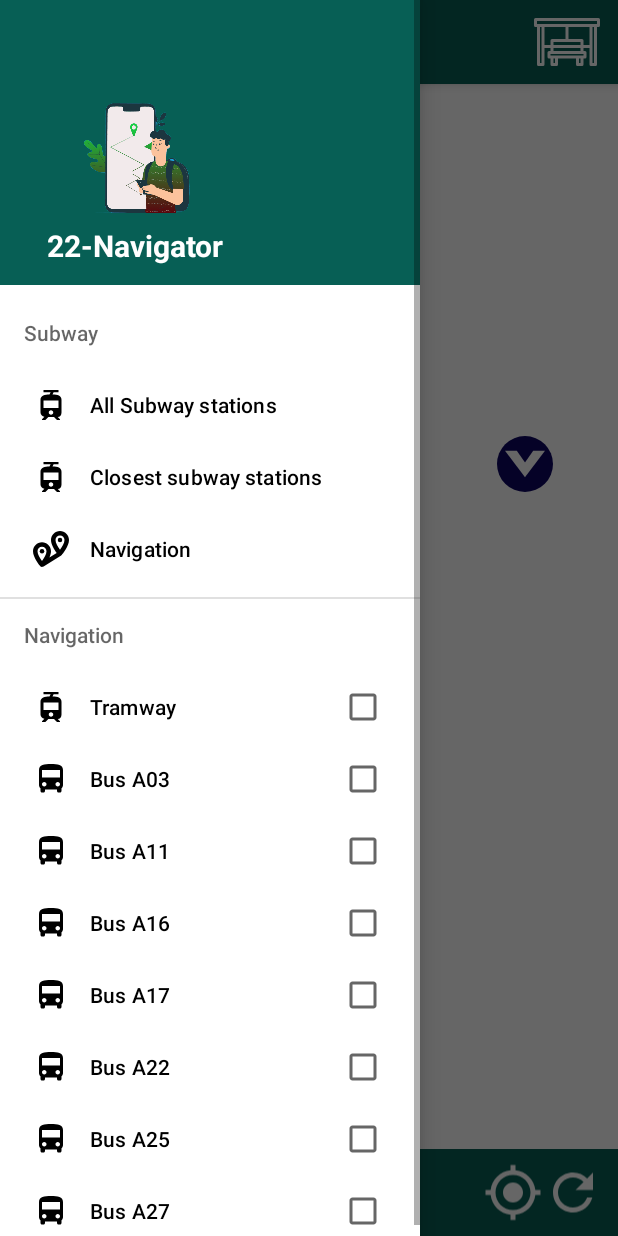
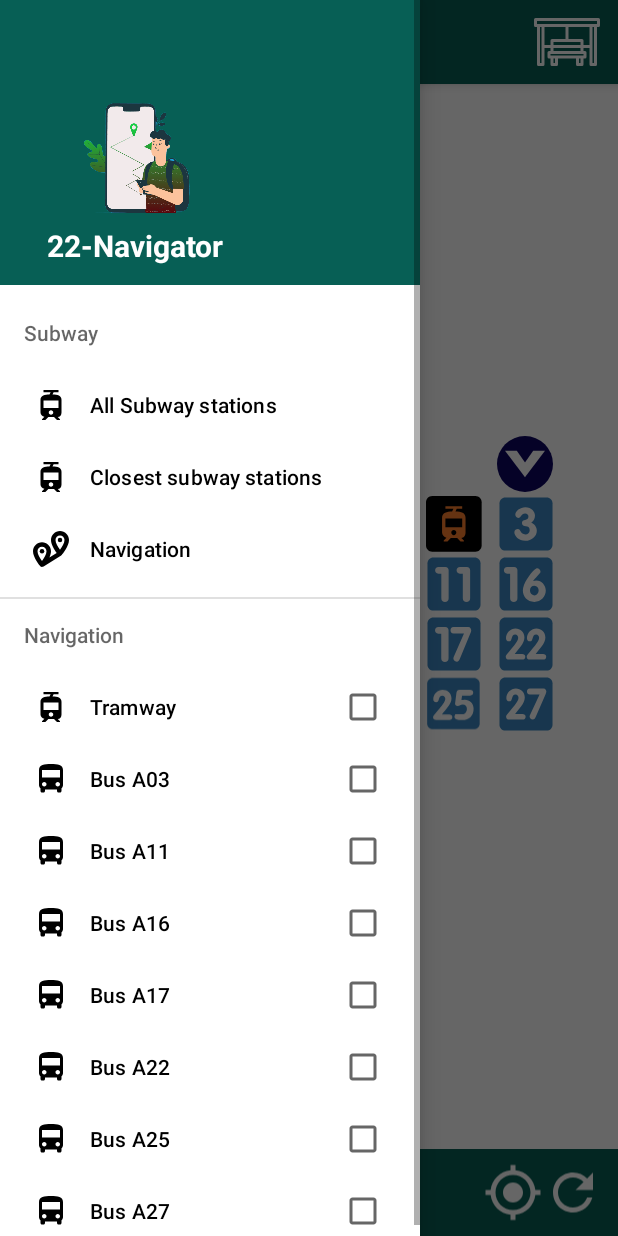
Before and after one commit to a-melouk/Navigator-22, an Android app: the screen it shows after launch (MainActivity), with the side drawer open, on a phone screen of 412 x 824 dp. Run offline under Robolectric (Android 15) with nearby library versions, the phone set to English and light mode, and no system bars; libraries missing offline, so code that uses them is left out: org.osmdroid.bonuspack, org.osmdroid.events, org.osmdroid.tileprovider, org.osmdroid.util, org.osmdroid.views; plain views replace MapView; 28 statements that could not run were skipped.

Commit message:
Updated UI

```diff
--- a/app/src/main/res/drawable/icon_tramway.xml
+++ b/app/src/main/res/drawable/icon_tramway.xml
@@ -1,15 +1,5 @@
-<vector xmlns:android="http://schemas.android.com/apk/res/android"
-    android:width="16dp"
-    android:height="16dp"
-    android:viewportWidth="16"
-    android:viewportHeight="16">
-  <path
-      android:fillColor="?android:attr/colorControlNormal"
-      android:pathData="M5.5,11m-0.5,0a0.5,0.5 0,1 1,1 0a0.5,0.5 0,1 1,-1 0"/>
-  <path
-      android:fillColor="?android:attr/colorControlNormal"
-      android:pathData="M10.5,11m-0.5,0a0.5,0.5 0,1 1,1 0a0.5,0.5 0,1 1,-1 0"/>
-  <path
-      android:fillColor="?android:attr/colorControlNormal"
-      android:pathData="M12,3L9.118,3l0.5,-1L12,2L12,0L4,0v2h3.382l-0.5,1L4,3c-1.103,0 -2,0.897 -2,2v8a1,1 0,0 0,1 1h0.665l-0.421,1.44 1.92,0.56 0.585,-2h4.508l0.602,2 1.92,-0.559L12.347,14L13,14a1,1 0,0 0,1 -1L14,5c0,-1.103 -0.897,-2 -2,-2zM12,8L9,8L9,5h3v3zM4,10h8v2L4,12v-2zM7,5v3L4,8L4,5h3z"/>
+<vector android:height="40dp" android:viewportHeight="143"
+    android:viewportWidth="143" android:width="40dp" xmlns:android="http://schemas.android.com/apk/res/android">
+    <path android:fillColor="#000000" android:pathData="M142.105,126.316C142.105,135.036 135.036,142.105 126.316,142.105H15.79C7.07,142.105 0,135.036 0,126.316V15.79C0,7.07 7.07,0 15.79,0H126.316C135.036,0 142.105,7.07 142.105,15.79V126.316Z"/>
+    <path android:fillColor="#FD7F2C" android:pathData="M101,93.23V55.25C101,42.695 89.814,39.95 75.243,39.545L78.5,32.75H92.429V26H49.571V32.75H69.929L66.671,39.59C53.257,39.995 41,42.785 41,55.25V93.23C41,99.755 46.1,105.2 52.1,106.595L45.286,113.75V116H54.843L63.414,107H79.571L88.143,116H96.714V113.75L90.286,107H89.943C97.186,107 101,100.835 101,93.23ZM71,100.25C67.443,100.25 64.571,97.235 64.571,93.5C64.571,89.765 67.443,86.75 71,86.75C74.557,86.75 77.429,89.765 77.429,93.5C77.429,97.235 74.557,100.25 71,100.25ZM92.429,80H49.571V57.5H92.429V80Z"/>
 </vector>
--- a/app/src/main/res/drawable/icon_tramway_linear.xml
+++ /dev/null
@@ -1,18 +0,0 @@
-<vector xmlns:android="http://schemas.android.com/apk/res/android"
-    android:width="47.5dp"
-    android:height="47.5dp"
-    android:viewportWidth="47.5"
-    android:viewportHeight="47.5">
-  <group>
-    <clip-path
-        android:pathData="M0,0 L47.5,0 47.5,47.5 0,47.5 0,0Z"/>
-    <path
-        android:pathData="m46.25,41.25c0,2.7613 -2.2387,5 -5,5l-35,-0c-2.7613,-0 -5,-2.2387 -5,-5l0,-35c0,-2.7613 2.2387,-5 5,-5l35,-0c2.7613,-0 5,2.2387 5,5L46.25,41.25Z"
-        android:fillColor="#3b88c3"
-        android:strokeColor="#00000000"
-        android:fillType="nonZero"/>
-    <path
-        android:pathData="M25.4955,9.0307L26.868,5.9282L32.8143,5.9282L32.8143,2.8295L14.5192,2.8295L14.5192,5.9282L23.2105,5.9282L21.838,9.0307C16.1117,9.2157 10.8605,10.5407 10.8605,16.2657L10.8605,33.8382C10.8605,36.937 12.8918,39.482 15.5268,39.9357L12.6917,43.1382L12.6917,44.1732L16.3493,44.1732L20.008,40.0395L27.3267,40.0395L30.9842,44.1732L34.6442,44.1732L34.6442,43.1382L31.8092,39.9357L31.7892,39.9357L31.8092,39.9357C34.443,39.482 36.473,36.937 36.473,33.8382L36.473,16.2657C36.473,10.5407 31.223,9.2157 25.4955,9.0307ZM21.893,13.1645L25.4417,13.1645C30.473,13.3307 32.0655,14.3657 32.5767,15.2332L14.758,15.2332C15.2717,14.3657 16.863,13.3307 21.893,13.1645ZM21.563,35.8008L15.8743,35.8008C15.0693,35.5745 14.5192,34.767 14.5192,33.8382L14.5192,31.7707L21.6355,31.7707C21.1967,32.3283 20.923,33.0308 20.923,33.8382C20.923,34.5807 21.1617,35.2632 21.563,35.8008ZM32.8143,33.8382C32.8143,34.767 32.2668,35.5745 31.4618,35.8008L25.7717,35.8008C26.1755,35.2632 26.4117,34.5807 26.4117,33.8382C26.4117,33.0308 26.1367,32.3283 25.698,31.7707L32.8143,31.7707L32.8143,33.8382ZM32.8143,27.6357L14.5192,27.6357L14.5192,19.367L32.8143,19.367L32.8143,27.6357Z"
-        android:fillColor="#FFFFFF"/>
-  </group>
-</vector>
--- a/app/src/main/res/layout/map.xml
+++ b/app/src/main/res/layout/map.xml
@@ -47,7 +47,7 @@
 
         <ListView
             android:id="@+id/searchStationList"
-            android:layout_width="250dp"
+            android:layout_width="280dp"
             android:layout_height="70dp"
             android:layout_centerHorizontal="true"
             android:layout_marginTop="56dp" />
@@ -95,7 +95,7 @@
         android:layout_width="90dp"
         android:layout_height="wrap_content"
         android:orientation="horizontal"
-        android:visibility="invisible"
+        android:visibility="visible"
         app:layout_constraintEnd_toEndOf="@id/verGuideline90"
 
         app:layout_constraintTop_toTopOf="@id/horGuideline40">
@@ -106,7 +106,8 @@
             android:layout_height="40dp"
             android:layout_marginEnd="8dp"
             android:layout_toStartOf="@id/bus_3"
-            android:src="@drawable/icon_tramway_linear" />
+            android:padding="1dp"
+            android:src="@drawable/icon_tramway" />
 
         <ImageView
 
@@ -122,8 +123,8 @@
             android:layout_width="40dp"
             android:layout_height="40dp"
             android:layout_below="@id/tramway"
+            android:layout_marginEnd="8dp"
             android:layout_toStartOf="@id/bus_16"
-            android:layout_marginEnd="8dp"
             android:padding="1dp"
             android:src="@drawable/bus_11" />
 
@@ -141,8 +142,8 @@
             android:layout_width="40dp"
             android:layout_height="40dp"
             android:layout_below="@id/bus_11"
+            android:layout_marginEnd="8dp"
             android:layout_toStartOf="@id/bus_22"
-            android:layout_marginEnd="8dp"
             android:padding="1dp"
             android:src="@drawable/bus_17" />
 
@@ -160,8 +161,8 @@
             android:layout_width="40dp"
             android:layout_height="40dp"
             android:layout_below="@id/bus_17"
+            android:layout_marginEnd="8dp"
             android:layout_toStartOf="@id/bus_27"
-            android:layout_marginEnd="8dp"
             android:padding="1dp"
             android:src="@drawable/bus_25" />
 
--- a/app/src/main/res/menu/stations.xml
+++ b/app/src/main/res/menu/stations.xml
@@ -4,7 +4,7 @@
 
     <group
         android:id="@+id/tramway_stations"
-        android:icon="@drawable/icon_tramway"
+        android:icon="@drawable/icon_tram"
         android:title="@string/stations_de_tramway"
         app:showAsAction="ifRoom">
 
```
